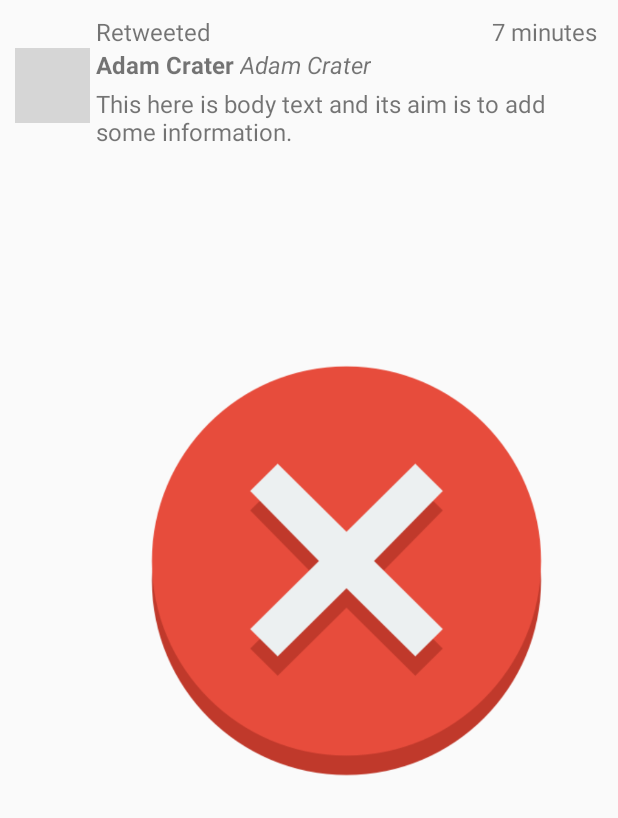
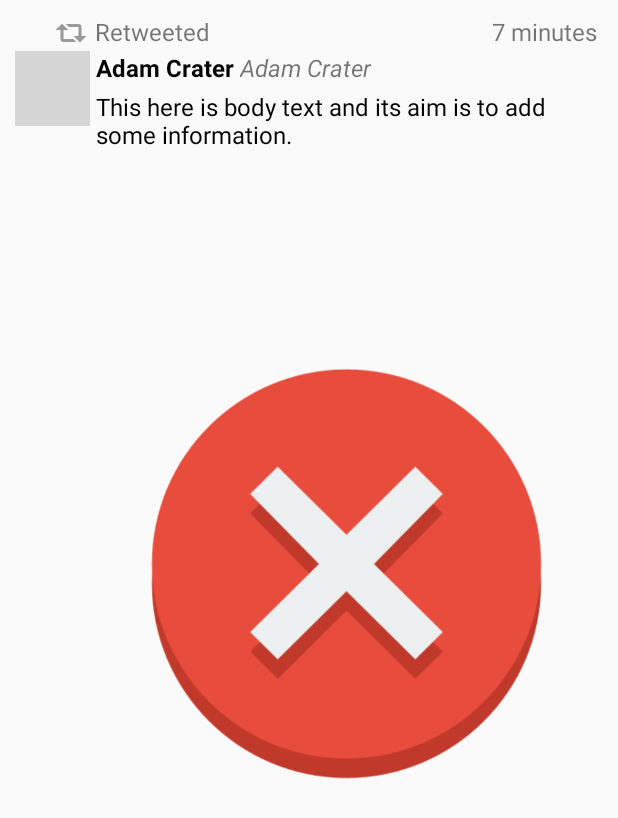
Before and after one commit to dhs43/TwitterClone, an Android app: the layout item_tweet.xml on its own in the app's theme, with its tools: preview values and no code run, on a phone screen of 412 x 824 dp. Shown: the top 818 px of the screen. Run offline under Robolectric (Android 15) with nearby library versions, the phone set to English and light mode, and no system bars; grey boxes are pictures that could not be loaded.

Commit message:
Appropriately shows original username if retweet

```diff
--- a/app/build.gradle
+++ b/app/build.gradle
@@ -7,6 +7,7 @@ android {
         applicationId "com.codepath.apps.restclienttemplate"
         minSdkVersion 17
         targetSdkVersion 28
+        vectorDrawables.useSupportLibrary = true
 
         // Room schemas
         javaCompileOptions {
--- /dev/null
+++ b/app/src/main/res/drawable/ic_retweet.xml
@@ -0,0 +1,10 @@
+<?xml version="1.0" encoding="utf-8"?>
+<vector xmlns:android="http://schemas.android.com/apk/res/android"
+android:width="24dp"
+android:height="24dp"
+android:viewportWidth="24"
+android:viewportHeight="24">
+<path
+    android:fillColor="#999999"
+    android:pathData="M6,5.75L10.25,10H7V16H13.5L15.5,18H7A2,2 0 0,1 5,16V10H1.75L6,5.75M18,18.25L13.75,14H17V8H10.5L8.5,6H17A2,2 0 0,1 19,8V14H22.25L18,18.25Z" />
+</vector>
--- a/app/src/main/res/layout/item_tweet.xml
+++ b/app/src/main/res/layout/item_tweet.xml
@@ -7,29 +7,41 @@
     xmlns:app="http://schemas.android.com/apk/res-auto"
     android:padding="10dp">
 
+    <android.support.constraint.ConstraintLayout xmlns:android="http://schemas.android.com/apk/res/android"
+        xmlns:app="http://schemas.android.com/apk/res-auto"
+        xmlns:tools="http://schemas.android.com/tools"
+        android:id="@+id/retweetContainer"
+        android:layout_width="match_parent"
+        android:layout_height="wrap_content"
+        app:layout_constraintTop_toBottomOf="@id/tvScreenName"
+        app:layout_constraintTop_toTopOf="parent"
+        android:paddingLeft="25dp">
+
     <android.support.v7.widget.AppCompatImageView
         android:id="@+id/ivRetweeted"
-        android:layout_width="10dp"
-        android:layout_height="10dp"
+        android:layout_width="24dp"
+        android:layout_height="24dp"
+        app:layout_constraintRight_toLeftOf="@id/tvRetweeted"
         app:layout_constraintTop_toTopOf="parent"
-        app:layout_constraintRight_toLeftOf="@id/tvRetweeted"/>
+        app:srcCompat="@drawable/ic_retweet"/>
 
     <TextView
         android:id="@+id/tvRetweeted"
         android:layout_width="wrap_content"
         android:layout_height="wrap_content"
+        android:paddingStart="4dp"
         android:text="Retweeted"
-        app:layout_constraintLeft_toRightOf="@id/ivProfileImage"
-        app:layout_constraintTop_toTopOf="parent"
         android:textSize="16sp"
-        android:paddingStart="4dp"/>
+        app:layout_constraintLeft_toRightOf="@id/ivRetweeted"
+        app:layout_constraintTop_toTopOf="parent" />
+</android.support.constraint.ConstraintLayout>
 
     <ImageView
         android:id="@+id/ivProfileImage"
         android:layout_width="50dp"
         android:layout_height="50dp"
         app:layout_constraintStart_toStartOf="parent"
-        app:layout_constraintTop_toBottomOf="@id/tvRetweeted"
+        app:layout_constraintTop_toBottomOf="@id/retweetContainer"
         tools:srcCompat="@tools:sample/avatars"
         android:paddingTop="4dp"/>
 
@@ -39,9 +51,10 @@
         android:layout_height="wrap_content"
         android:textStyle="bold"
         app:layout_constraintLeft_toRightOf="@id/ivProfileImage"
-        app:layout_constraintTop_toBottomOf="@id/tvRetweeted"
+        app:layout_constraintTop_toBottomOf="@id/retweetContainer"
         tools:text="Adam Crater"
         android:textSize="16sp"
+        android:textColor="#000"
         android:paddingStart="4dp"/>
 
     <TextView
@@ -50,7 +63,7 @@
         android:layout_height="wrap_content"
         android:textStyle="italic"
         app:layout_constraintLeft_toRightOf="@id/tvName"
-        app:layout_constraintTop_toBottomOf="@id/tvRetweeted"
+        app:layout_constraintTop_toBottomOf="@id/retweetContainer"
         tools:text="Adam Crater"
         android:textSize="16sp"
         android:paddingStart="4dp"/>
@@ -85,6 +98,7 @@
             android:textColorLink="@color/colorPrimary"
             android:text="This here is body text and its aim is to add some information."
             android:textSize="16sp"
+            android:textColor="#000"
             android:padding="4dp"/>
 
         <ImageView
```
Also changed, not shown: app/src/main/java/com/codepath/apps/restclienttemplate/TweetsAdapter.java (+23 -10 lines), app/src/main/java/com/codepath/apps/restclienttemplate/models/Tweet.java (+27 -5 lines), app/src/main/res/drawable/retweet_icon.xml (deleted, +0 -14 lines).
